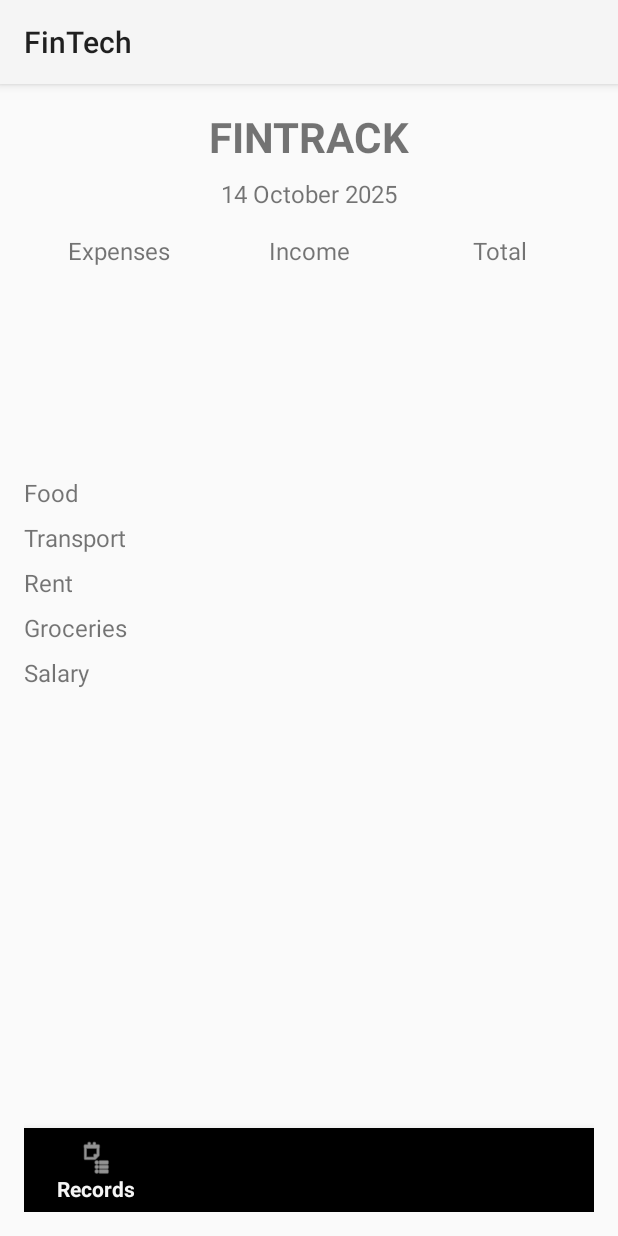
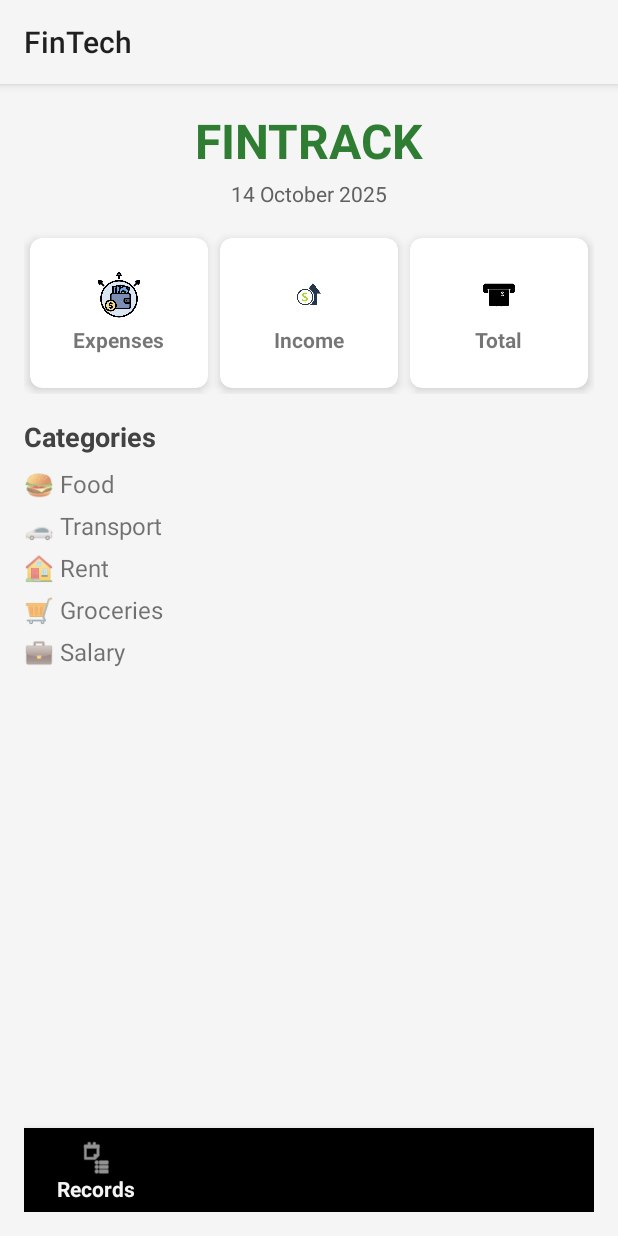
Before and after one commit to Tharun7075/FINTRACK, an Android app: the HomeActivity screen opened directly, with no data from a screen before it, on a phone screen of 412 x 824 dp. Run offline under Robolectric (Android 15) with nearby library versions, the phone set to English and light mode, and no system bars.

Commit message:
Modified Home page

```diff
--- a/app/src/main/res/layout/activity_home.xml
+++ b/app/src/main/res/layout/activity_home.xml
@@ -3,6 +3,7 @@
     xmlns:app="http://schemas.android.com/apk/res-auto"
     android:layout_width="match_parent"
     android:layout_height="match_parent"
+    android:background="#F5F5F5"
     android:padding="16dp">
 
     <!-- App Title -->
@@ -11,8 +12,9 @@
         android:layout_width="wrap_content"
         android:layout_height="wrap_content"
         android:text="FINTRACK"
-        android:textSize="28sp"
+        android:textSize="32sp"
         android:textStyle="bold"
+        android:textColor="#2E7D32"
         android:layout_alignParentTop="true"
         android:layout_centerHorizontal="true" />
 
@@ -22,12 +24,13 @@
         android:layout_width="wrap_content"
         android:layout_height="wrap_content"
         android:text="14 October 2025"
-        android:textSize="16sp"
+        android:textSize="14sp"
+        android:textColor="#616161"
         android:layout_below="@id/appTitle"
         android:layout_centerHorizontal="true"
-        android:layout_marginTop="8dp" />
+        android:layout_marginTop="4dp" />
 
-    <!-- Summary Row: Expenses, Income, Total -->
+    <!-- Summary Cards -->
     <LinearLayout
         android:id="@+id/summaryRow"
         android:layout_width="match_parent"
@@ -38,81 +41,158 @@
         android:gravity="center"
         android:weightSum="3">
 
-        <TextView
-            android:id="@+id/expenses"
+        <!-- Expenses Card -->
+        <androidx.cardview.widget.CardView
             android:layout_width="0dp"
-            android:layout_height="wrap_content"
+            android:layout_height="100dp"
             android:layout_weight="1"
-            android:text="Expenses"
-            android:textSize="16sp"
-            android:gravity="center" />
+            android:layout_margin="4dp"
+            app:cardCornerRadius="8dp"
+            app:cardElevation="4dp">
+
+            <LinearLayout
+                android:layout_width="match_parent"
+                android:layout_height="match_parent"
+                android:orientation="vertical"
+                android:gravity="center">
+
+                <ImageView
+                    android:layout_width="32dp"
+                    android:layout_height="32dp"
+                    android:src="@drawable/ic_expenses" />
 
                 <TextView
-            android:id="@+id/income"
+                    android:layout_width="wrap_content"
+                    android:layout_height="wrap_content"
+                    android:text="Expenses"
+                    android:textSize="14sp"
+                    android:textStyle="bold"
+                    android:layout_marginTop="4dp" />
+            </LinearLayout>
+        </androidx.cardview.widget.CardView>
+
+        <!-- Income Card -->
+        <androidx.cardview.widget.CardView
             android:layout_width="0dp"
-            android:layout_height="wrap_content"
+            android:layout_height="100dp"
             android:layout_weight="1"
-            android:text="Income"
-            android:textSize="16sp"
-            android:gravity="center" />
+            android:layout_margin="4dp"
+            app:cardCornerRadius="8dp"
+            app:cardElevation="4dp">
+
+            <LinearLayout
+                android:layout_width="match_parent"
+                android:layout_height="match_parent"
+                android:orientation="vertical"
+                android:gravity="center">
+
+                <ImageView
+                    android:layout_width="32dp"
+                    android:layout_height="32dp"
+                    android:src="@drawable/ic_income" />
 
                 <TextView
-            android:id="@+id/total"
+                    android:layout_width="wrap_content"
+                    android:layout_height="wrap_content"
+                    android:text="Income"
+                    android:textSize="14sp"
+                    android:textStyle="bold"
+                    android:layout_marginTop="4dp" />
+            </LinearLayout>
+        </androidx.cardview.widget.CardView>
+
+        <!-- Total Card -->
+        <androidx.cardview.widget.CardView
             android:layout_width="0dp"
+            android:layout_height="100dp"
+            android:layout_weight="1"
+            android:layout_margin="4dp"
+            app:cardCornerRadius="8dp"
+            app:cardElevation="4dp">
+
+            <LinearLayout
+                android:layout_width="match_parent"
+                android:layout_height="match_parent"
+                android:orientation="vertical"
+                android:gravity="center">
+
+                <ImageView
+                    android:layout_width="32dp"
+                    android:layout_height="32dp"
+                    android:src="@drawable/ic_total" />
+
+                <TextView
+                    android:layout_width="wrap_content"
                     android:layout_height="wrap_content"
-            android:layout_weight="1"
                     android:text="Total"
-            android:textSize="16sp"
-            android:gravity="center" />
+                    android:textSize="14sp"
+                    android:textStyle="bold"
+                    android:layout_marginTop="4dp" />
+            </LinearLayout>
+        </androidx.cardview.widget.CardView>
     </LinearLayout>
 
-    <!-- Vertical Category List -->
+    <!-- Category List -->
+    <ScrollView
+        android:layout_width="match_parent"
+        android:layout_height="wrap_content"
+        android:layout_below="@id/summaryRow"
+        android:layout_above="@id/bottom_navigation"
+        android:layout_marginTop="16dp">
 
-    <!-- Bottom Navigation (unchanged) -->
         <LinearLayout
             android:id="@+id/categoryList"
             android:layout_width="match_parent"
             android:layout_height="wrap_content"
-        android:layout_below="@id/summaryRow"
-        android:layout_marginTop="139dp"
             android:orientation="vertical">
 
             <TextView
                 android:layout_width="wrap_content"
                 android:layout_height="wrap_content"
-            android:layout_marginBottom="8dp"
-            android:text="Food"
-            android:textSize="16sp" />
+                android:text="Categories"
+                android:textSize="18sp"
+                android:textStyle="bold"
+                android:textColor="#424242"
+                android:layout_marginBottom="8dp" />
 
             <TextView
                 android:layout_width="wrap_content"
                 android:layout_height="wrap_content"
-            android:layout_marginBottom="8dp"
-            android:text="Transport"
-            android:textSize="16sp" />
+                android:text="🍔 Food"
+                android:textSize="16sp"
+                android:layout_marginBottom="6dp" />
 
             <TextView
                 android:layout_width="wrap_content"
                 android:layout_height="wrap_content"
-            android:layout_marginBottom="8dp"
-            android:text="Rent"
-            android:textSize="16sp" />
+                android:text="🚗 Transport"
+                android:textSize="16sp"
+                android:layout_marginBottom="6dp" />
 
             <TextView
                 android:layout_width="wrap_content"
                 android:layout_height="wrap_content"
-            android:layout_marginBottom="8dp"
-            android:text="Groceries"
-            android:textSize="16sp" />
+                android:text="🏠 Rent"
+                android:textSize="16sp"
+                android:layout_marginBottom="6dp" />
 
             <TextView
                 android:layout_width="wrap_content"
                 android:layout_height="wrap_content"
-            android:layout_marginBottom="8dp"
-            android:text="Salary"
-            android:textSize="16sp" />
+                android:text="🛒 Groceries"
+                android:textSize="16sp"
+                android:layout_marginBottom="6dp" />
+
+            <TextView
+                android:layout_width="wrap_content"
+                android:layout_height="wrap_content"
+                android:text="💼 Salary"
+                android:textSize="16sp"
+                android:layout_marginBottom="6dp" />
         </LinearLayout>
+    </ScrollView>
 
+    <!-- Bottom Navigation (unchanged) -->
     <com.google.android.material.bottomnavigation.BottomNavigationView
         android:id="@+id/bottom_navigation"
         android:layout_alignParentBottom="true"
```
Also changed, not shown: app/src/main/res/drawable/ic_expenses.png (added), app/src/main/res/drawable/ic_income.jpg (added), app/src/main/res/drawable/ic_total.jpg (added). Lines whose indentation alone changed are shown as unchanged.
